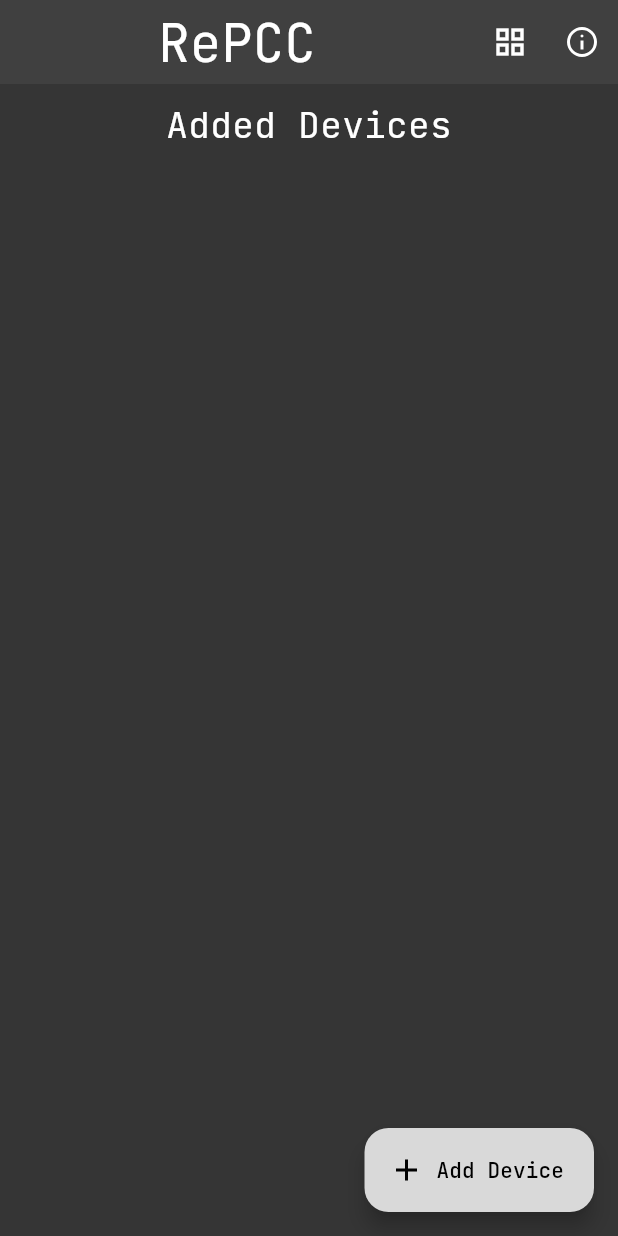
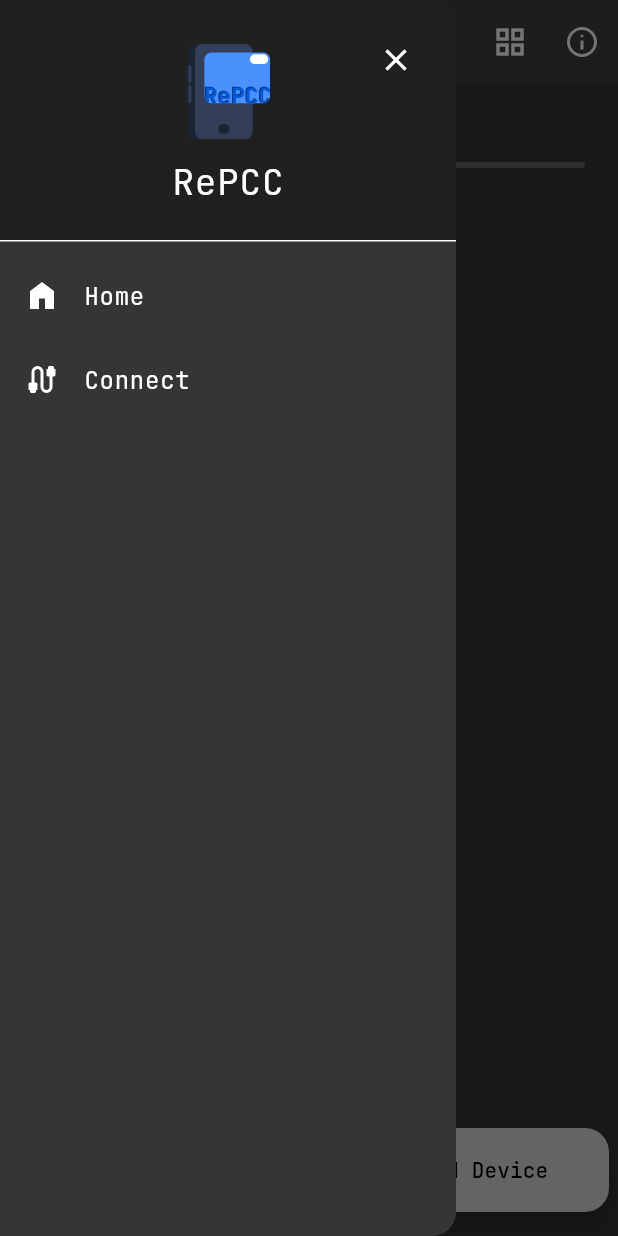
Before and after one commit to Theodor-Litt-Schule-Neumunster/RePCC, a Flutter app: the screen it shows after launch, with the side drawer open (before the commit the screen has no drawer), on a phone screen of 412 x 824 dp. Run offline on Flutter 3.47's test engine with Material 3 defaults, Android fonts, the phone set to English and light mode, and no system bars; our stand-ins replace flutter_svg, multicast_dns, shared_preferences.

Commit message:
add navigation drawer with home and connect options

```diff
--- a/App/repcc_android/lib/screens/home.dart
+++ b/App/repcc_android/lib/screens/home.dart
@@ -2,6 +2,7 @@ import 'package:flutter/material.dart';
 import 'package:flutter_svg/flutter_svg.dart';
 import '../models/device.dart';
 import 'connect.dart';
+import 'macros.dart';
 
 class HomeScreen extends StatefulWidget {
   const HomeScreen({super.key});
@@ -19,8 +20,74 @@ class _HomeScreenState extends State<HomeScreen> {
   Widget build(BuildContext context) {
     const String appTitle = 'RePCC';
     return Scaffold(
+      drawer: Drawer(
+        child: ListView(
+          padding: EdgeInsets.zero,
+          children: [
+            DrawerHeader(
+              decoration: BoxDecoration(
+                color: Color(0xFF202020),
+              ),
+              child: Stack(
+                children: [
+                  Align(
+                    alignment: Alignment.topRight,
+                    child: IconButton(
+                      icon: const Icon(Icons.close, color: Colors.white),
+                      onPressed: () => Navigator.of(context).pop(),
+                    ),
+                  ),
+                  Center(
+                    child: Column(
+                      mainAxisSize: MainAxisSize.min,
+                      children: [
+                        SvgPicture.asset('assets/repcclogo.svg', width: 64, height: 64),
+                        const SizedBox(height: 10),
+                        Text(
+                          appTitle,
+                          style: const TextStyle(
+                            color: Colors.white,
+                            fontSize: 24,
+                            fontFamily: 'JetBrainsMono',
+                          ),
+                        ),
+                      ],
+                    ),
+                  ),
+                ],
+              ),
+            ),
+            ListTile(
+              leading: SvgPicture.asset('assets/Icons/home.svg',
+                  colorFilter: ColorFilter.mode(Colors.white, BlendMode.srcIn),
+                  width: 24,
+                  height: 24),
+              title: Text('Home', style: TextStyle(color: Colors.white)),
+              onTap: () {
+                Navigator.pop(context);
+              },
+            ),
+            ListTile(
+              leading: SvgPicture.asset('assets/Icons/connect.svg',
+                  colorFilter: ColorFilter.mode(Colors.white, BlendMode.srcIn),
+                  width: 24,
+                  height: 24),
+              title: Text('Connect', style: TextStyle(color: Colors.white)),
+              onTap: () {
+                Navigator.pop(context);
+                Navigator.push(context,
+                    MaterialPageRoute(builder: (context) => ConnectScreen()));
+              },
+            ),
+          ],
+        ),
+      ),
       appBar: AppBar(
-        title: Center(child: Text(appTitle, style: TextStyle(color: Colors.white, fontSize: 35),)),
+        title: Center(
+            child: Text(
+          appTitle,
+          style: TextStyle(color: Colors.white, fontSize: 35),
+        )),
         actions: <Widget>[
           IconButton(
             icon: Icon(
@@ -44,9 +111,11 @@ class _HomeScreenState extends State<HomeScreen> {
                 context: context,
                 applicationName: appTitle,
                 applicationVersion: 'v0.1.0',
-                applicationIcon: SvgPicture.asset('assets/repcclogo.svg', width: 48, height: 48),
+                applicationIcon: SvgPicture.asset('assets/repcclogo.svg',
+                    width: 48, height: 48),
                 children: [
-                  Text('RePCC is a tool for managing and controlling your devices remotely.'),
+                  Text(
+                      'RePCC is a tool for managing and controlling your devices remotely.'),
                   SizedBox(height: 10),
                   Text('Developed by Nerds'),
                 ],
@@ -62,13 +131,30 @@ class _HomeScreenState extends State<HomeScreen> {
             children: [
               Text(
                 'Added Devices',
-                style: TextStyle(color: Colors.white, fontSize: 24, fontFamily: 'JetBrainsMono'),
+                style: TextStyle(
+                    color: Colors.white,
+                    fontSize: 24,
+                    fontFamily: 'JetBrainsMono'),
               ),
+              const SizedBox(height: 8),
+              Padding(
+                padding: const EdgeInsets.symmetric(horizontal: 12),
+                child: Container(
+                  width: double.infinity,
+                  height: 4,
+                  decoration: BoxDecoration(
+                    color: Colors.white24,
+                    borderRadius: BorderRadius.circular(8),
+                  ),
+                ),
+              ),
+              const SizedBox(height: 8),
               Expanded(
                 child: isGridStyle
                     ? GridView.builder(
                         itemCount: devices.length,
-                        gridDelegate: const SliverGridDelegateWithFixedCrossAxisCount(
+                        gridDelegate:
+                            const SliverGridDelegateWithFixedCrossAxisCount(
                           crossAxisCount: 2,
                           crossAxisSpacing: 8,
                           mainAxisSpacing: 8,
@@ -97,26 +183,57 @@ class _HomeScreenState extends State<HomeScreen> {
           ),
         ),
       ),
-      floatingActionButton: FloatingActionButton.extended(
+      floatingActionButtonLocation: FloatingActionButtonLocation.centerFloat,
+      floatingActionButton: Padding(
+        padding: const EdgeInsets.symmetric(horizontal: 6),
+        child: Row(
+          children: [
+            Expanded(
+              child: SizedBox(
+                height: 56,
+                child: FloatingActionButton.extended(
+                  heroTag: 'macrosFab',
+                  onPressed: () {
+                    Navigator.push(
+                      context,
+                      MaterialPageRoute(builder: (context) => const MacroScreen()),
+                    );
+                  },
+                  icon: const Icon(Icons.keyboard, color: Colors.black),
+                  label: const Text('Macros'),
+                ),
+              ),
+            ),
+            const SizedBox(width: 12),
+            Expanded(
+              child: SizedBox(
+                height: 56,
+                child: FloatingActionButton.extended(
+                  heroTag: 'addDeviceFab',
                   onPressed: () async {
-          // Wait for the result from the ConnectScreen
                     final newDevice = await Navigator.push(
                       context,
-            MaterialPageRoute(builder: (context) =>  ConnectScreen())
+                      MaterialPageRoute(builder: (context) => ConnectScreen()),
                     );
 
-          // If a device was returned (not null), add it to the list
                     if (newDevice != null && newDevice is Device) {
                       setState(() {
                         devices.add(newDevice);
                       });
                     }
                   },
-        icon: SvgPicture.asset('assets/Icons/add.svg',
-            colorFilter: ColorFilter.mode(Colors.black, BlendMode.srcIn),
+                  icon: SvgPicture.asset(
+                    'assets/Icons/add.svg',
+                    colorFilter: const ColorFilter.mode(Colors.black, BlendMode.srcIn),
                     width: 24,
-            height: 24),
-        label: Text('Add Device')
+                    height: 24,
+                  ),
+                  label: const Text('Add Device'),
+                ),
+              ),
+            ),
+          ],
+        ),
       ),
     );
   }
@@ -133,7 +250,10 @@ class _HomeScreenState extends State<HomeScreen> {
         ),
         title: Text(
           device.name,
-          style: TextStyle(color: Colors.white, fontFamily: 'JetBrainsMono', fontWeight: FontWeight.normal),
+          style: TextStyle(
+              color: Colors.white,
+              fontFamily: 'JetBrainsMono',
+              fontWeight: FontWeight.normal),
         ),
         subtitle: Column(
           crossAxisAlignment: CrossAxisAlignment.start,
@@ -145,7 +265,9 @@ class _HomeScreenState extends State<HomeScreen> {
                 children: [
                   TextSpan(
                     text: device.isConnected ? 'Connected' : 'Disconnected',
-                    style: TextStyle(color: device.isConnected ? Colors.green : Colors.white70),
+                    style: TextStyle(
+                        color:
+                            device.isConnected ? Colors.green : Colors.white70),
                   ),
                 ],
               ),
@@ -153,15 +275,24 @@ class _HomeScreenState extends State<HomeScreen> {
             const SizedBox(height: 4),
             Text(
               'IP: ${device.ipAddress}',
-              style: TextStyle(color: Colors.white60, fontSize: 11, fontFamily: 'JetBrainsMono'),
+              style: TextStyle(
+                  color: Colors.white60,
+                  fontSize: 11,
+                  fontFamily: 'JetBrainsMono'),
             ),
             Text(
               'MAC: ${device.macAddress}',
-              style: TextStyle(color: Colors.white60, fontSize: 11, fontFamily: 'JetBrainsMono'),
+              style: TextStyle(
+                  color: Colors.white60,
+                  fontSize: 11,
+                  fontFamily: 'JetBrainsMono'),
             ),
             Text(
               'Ports: ${device.ports.join(", ")}',
-              style: TextStyle(color: Colors.white60, fontSize: 11, fontFamily: 'JetBrainsMono'),
+              style: TextStyle(
+                  color: Colors.white60,
+                  fontSize: 11,
+                  fontFamily: 'JetBrainsMono'),
             ),
           ],
         ),
@@ -200,14 +331,16 @@ class _HomeScreenState extends State<HomeScreen> {
                     device.name,
                     maxLines: 1,
                     overflow: TextOverflow.ellipsis,
-                    style: TextStyle(color: Colors.white, fontFamily: 'JetBrainsMono'),
+                    style: TextStyle(
+                        color: Colors.white, fontFamily: 'JetBrainsMono'),
                   ),
                 ),
                 IconButton(
                   onPressed: onDelete,
                   icon: SvgPicture.asset(
                     'assets/Icons/delete.svg',
-                    colorFilter: ColorFilter.mode(Colors.white70, BlendMode.srcIn),
+                    colorFilter:
+                        ColorFilter.mode(Colors.white70, BlendMode.srcIn),
                     width: 18,
                     height: 18,
                   ),
@@ -229,19 +362,28 @@ class _HomeScreenState extends State<HomeScreen> {
               'IP: ${device.ipAddress}',
               maxLines: 1,
               overflow: TextOverflow.ellipsis,
-              style: TextStyle(color: Colors.white60, fontSize: 11, fontFamily: 'JetBrainsMono'),
+              style: TextStyle(
+                  color: Colors.white60,
+                  fontSize: 11,
+                  fontFamily: 'JetBrainsMono'),
             ),
             Text(
               'MAC: ${device.macAddress}',
               maxLines: 1,
               overflow: TextOverflow.ellipsis,
-              style: TextStyle(color: Colors.white60, fontSize: 11, fontFamily: 'JetBrainsMono'),
+              style: TextStyle(
+                  color: Colors.white60,
+                  fontSize: 11,
+                  fontFamily: 'JetBrainsMono'),
             ),
             Text(
               'Ports: ${device.ports.join(", ")}',
               maxLines: 2,
               overflow: TextOverflow.ellipsis,
-              style: TextStyle(color: Colors.white60, fontSize: 11, fontFamily: 'JetBrainsMono'),
+              style: TextStyle(
+                  color: Colors.white60,
+                  fontSize: 11,
+                  fontFamily: 'JetBrainsMono'),
             ),
           ],
         ),
```
Also changed, not shown: App/repcc_android/assets/Icons/connect.svg (added), App/repcc_android/assets/Icons/home.svg (added). Lines whose indentation alone changed are shown as unchanged.
